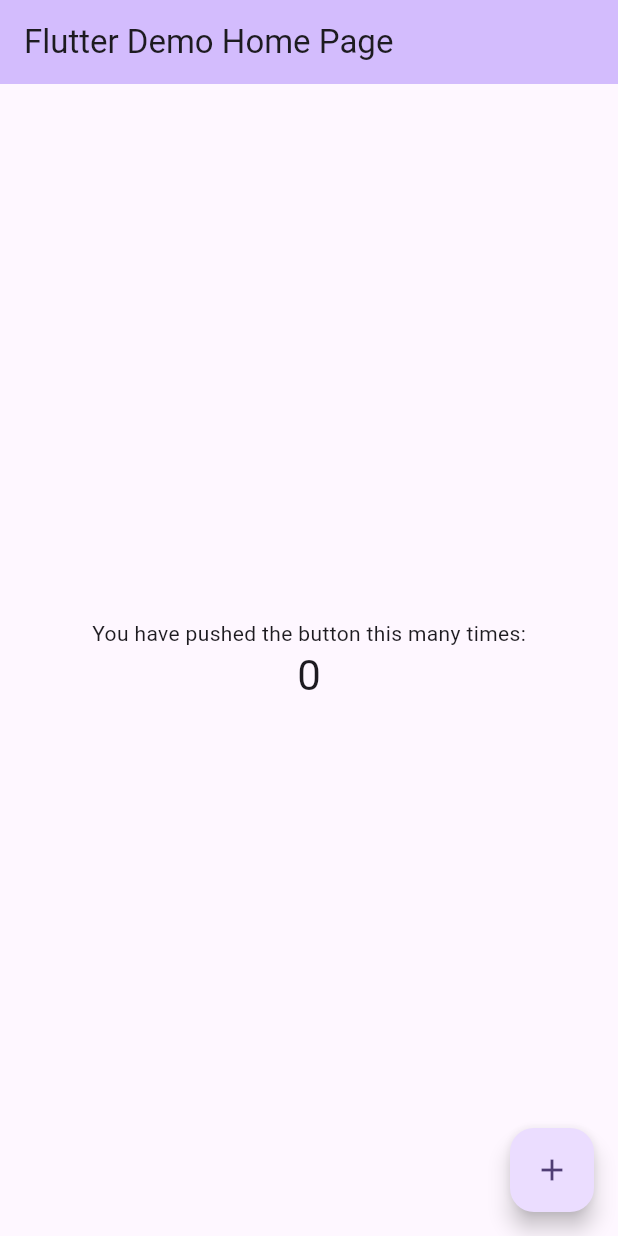
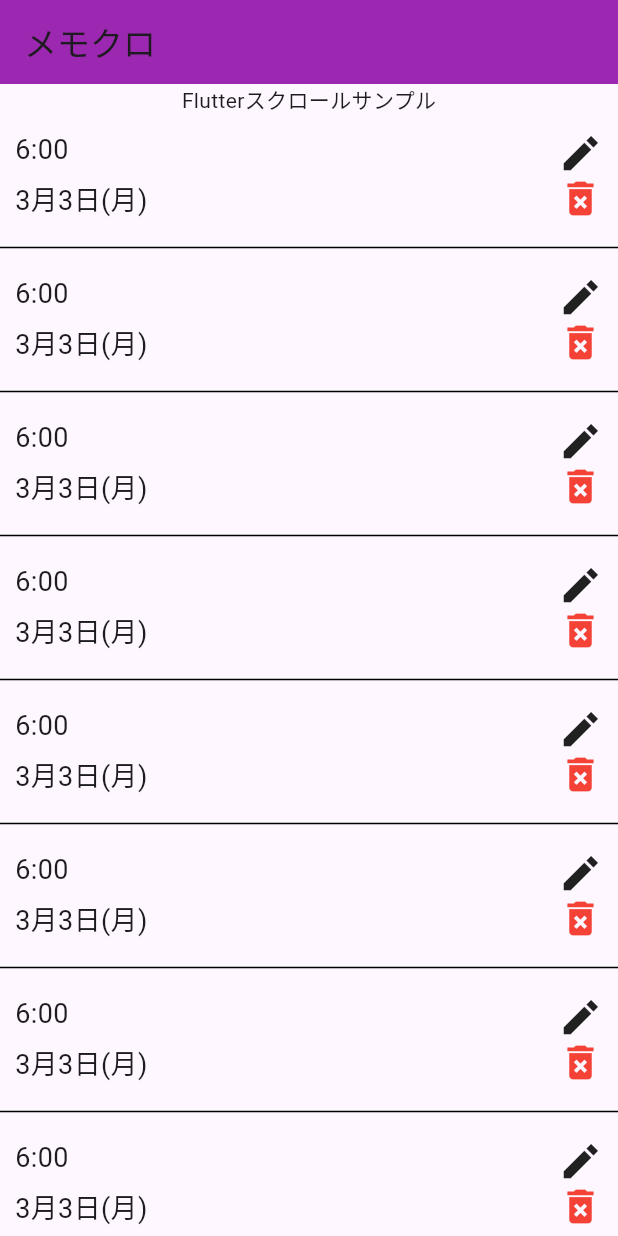
Before and after one commit to makoty-pg/susamin, a Flutter app: the screen it shows after launch, on a phone screen of 412 x 824 dp. Run offline on Flutter 3.47's test engine with Material 3 defaults, Android fonts, the phone set to English and light mode, and no system bars.

Commit message:
アラームホーム スクロール/削除実装

```diff
--- a/lib/main.dart
+++ b/lib/main.dart
@@ -4,49 +4,65 @@
   runApp(const MyApp());
 }
 
+class CornerWidget extends StatelessWidget {
+  final VoidCallback onEdit;
+  final VoidCallback onDelete;
+
+  const CornerWidget({Key? key, required this.onEdit, required this.onDelete}) : super(key: key);
+
+  @override
+  Widget build(BuildContext context) {
+    return Stack(
+      children: [
+        const Positioned(
+          top: 10,
+          left: 10,
+          child: Text('6:00', style: TextStyle(fontSize: 18)),
+        ),
+        const Positioned(
+          bottom: 10,
+          left: 10,
+          child: Text('3月3日(月)', style: TextStyle(fontSize: 18)),
+        ),
+        Positioned(
+          top: 10,
+          right: 10,
+          child: GestureDetector(
+            onTap: onEdit,
+            child: const Icon(Icons.create_sharp, size: 30),
+          ),
+        ),
+        Positioned(
+          bottom: 10,
+          right: 10,
+          child: GestureDetector(
+            onTap: onDelete,
+            child: const Icon(Icons.delete_forever, size: 30, color: Colors.red),
+          ),
+        ),
+      ],
+    );
+  }
+}
+
 class MyApp extends StatelessWidget {
   const MyApp({super.key});
 
-  // This widget is the root of your application.
   @override
   Widget build(BuildContext context) {
     return MaterialApp(
       title: 'Flutter Demo',
       theme: ThemeData(
-        // This is the theme of your application.
-        //
-        // TRY THIS: Try running your application with "flutter run". You'll see
-        // the application has a blue toolbar. Then, without quitting the app,
-        // try changing the seedColor in the colorScheme below to Colors.green
-        // and then invoke "hot reload" (save your changes or press the "hot
-        // reload" button in a Flutter-supported IDE, or press "r" if you used
-        // the command line to start the app).
-        //
-        // Notice that the counter didn't reset back to zero; the application
-        // state is not lost during the reload. To reset the state, use hot
-        // restart instead.
-        //
-        // This works for code too, not just values: Most code changes can be
-        // tested with just a hot reload.
         colorScheme: ColorScheme.fromSeed(seedColor: Colors.deepPurple),
         useMaterial3: true,
       ),
-      home: const MyHomePage(title: 'Flutter Demo Home Page'),
+      home: const MyHomePage(title: 'メモクロ'),
     );
   }
 }
 
 class MyHomePage extends StatefulWidget {
   const MyHomePage({super.key, required this.title});
-
-  // This widget is the home page of your application. It is stateful, meaning
-  // that it has a State object (defined below) that contains fields that affect
-  // how it looks.
-
-  // This class is the configuration for the state. It holds the values (in this
-  // case the title) provided by the parent (in this case the App widget) and
-  // used by the build method of the State. Fields in a Widget subclass are
-  // always marked "final".
 
   final String title;
 
@@ -55,71 +71,62 @@
 }
 
 class _MyHomePageState extends State<MyHomePage> {
-  int _counter = 0;
+  final items = ["AAA", "BBB", "CCC", "DDD", "EEE", "FFF", "GGG", "HHH", "III", "JJJ", "KKK", "LLL", "MMM", "NNN"];
 
-  void _incrementCounter() {
+  void handleEdit(String item) {
+    print("編集: $item");
+  }
+
+  void handleDelete(String item) {
+    print("削除: $item");
     setState(() {
-      // This call to setState tells the Flutter framework that something has
-      // changed in this State, which causes it to rerun the build method below
-      // so that the display can reflect the updated values. If we changed
-      // _counter without calling setState(), then the build method would not be
-      // called again, and so nothing would appear to happen.
-      _counter++;
+      items.remove(item);
     });
   }
 
   @override
   Widget build(BuildContext context) {
-    // This method is rerun every time setState is called, for instance as done
-    // by the _incrementCounter method above.
-    //
-    // The Flutter framework has been optimized to make rerunning build methods
-    // fast, so that you can just rebuild anything that needs updating rather
-    // than having to individually change instances of widgets.
     return Scaffold(
       appBar: AppBar(
-        // TRY THIS: Try changing the color here to a specific color (to
-        // Colors.amber, perhaps?) and trigger a hot reload to see the AppBar
-        // change color while the other colors stay the same.
-        backgroundColor: Theme.of(context).colorScheme.inversePrimary,
-        // Here we take the value from the MyHomePage object that was created by
-        // the App.build method, and use it to set our appbar title.
         title: Text(widget.title),
+        backgroundColor: Colors.purple,
       ),
-      body: Center(
-        // Center is a layout widget. It takes a single child and positions it
-        // in the middle of the parent.
+      body: SingleChildScrollView(
         child: Column(
-          // Column is also a layout widget. It takes a list of children and
-          // arranges them vertically. By default, it sizes itself to fit its
-          // children horizontally, and tries to be as tall as its parent.
-          //
-          // Column has various properties to control how it sizes itself and
-          // how it positions its children. Here we use mainAxisAlignment to
-          // center the children vertically; the main axis here is the vertical
-          // axis because Columns are vertical (the cross axis would be
-          // horizontal).
-          //
-          // TRY THIS: Invoke "debug painting" (choose the "Toggle Debug Paint"
-          // action in the IDE, or press "p" in the console), to see the
-          // wireframe for each widget.
           mainAxisAlignment: MainAxisAlignment.center,
           children: <Widget>[
-            const Text(
-              'You have pushed the button this many times:',
-            ),
-            Text(
-              '$_counter',
-              style: Theme.of(context).textTheme.headlineMedium,
+            const Text("Flutterスクロールサンプル"),
+            ListView.separated(
+              shrinkWrap: true,
+              physics: const NeverScrollableScrollPhysics(),
+              itemCount: items.length,
+              itemBuilder: (context, index) {
+                final item = items[index];
+                return Stack(
+                  children: [
+                    SizedBox(
+                      height: 80,
+                      child: ListTile(
+                        title: null,
+                        contentPadding: const EdgeInsets.symmetric(vertical: 10, horizontal: 16),
+                      ),
+                    ),
+                    Positioned.fill(
+                      child: CornerWidget(
+                        onEdit: () => handleEdit(item),
+                        onDelete: () => handleDelete(item),
+                      ),
+                    ),
+                  ],
+                );
+              },
+              separatorBuilder: (context, index) {
+                return const Divider(color: Colors.black);
+              },
             ),
           ],
         ),
       ),
-      floatingActionButton: FloatingActionButton(
-        onPressed: _incrementCounter,
-        tooltip: 'Increment',
-        child: const Icon(Icons.add),
-      ), // This trailing comma makes auto-formatting nicer for build methods.
     );
   }
 }
```
